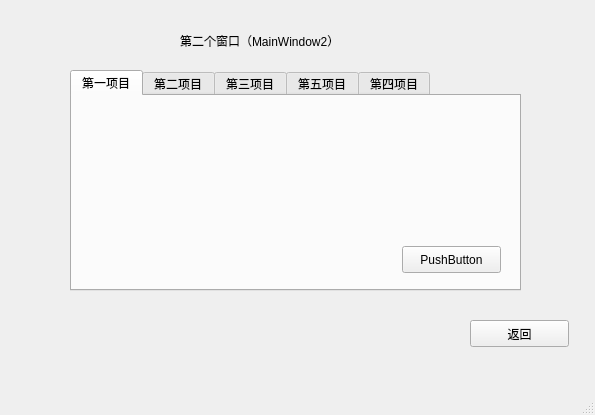
This is MainWindowdemo/mainwindow2.ui in 2353880253/QT-Project-New as Qt 5 draws it before an edit. The edited form follows.
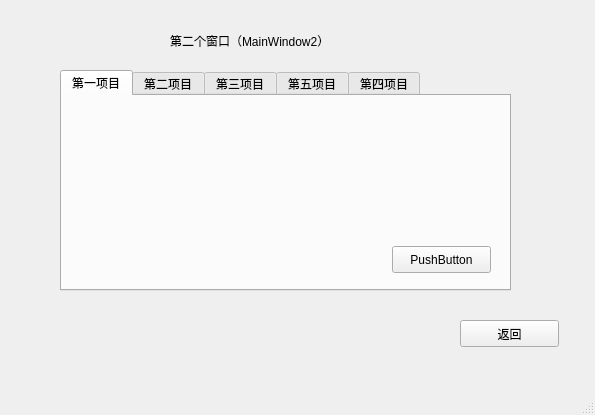
This is the edited form.

The edit to the form file:
```diff
--- a/MainWindowdemo/mainwindow2.ui
+++ b/MainWindowdemo/mainwindow2.ui
@@ -14,36 +14,10 @@
    <string>MainWindow</string>
   </property>
   <widget class="QWidget" name="centralwidget">
-   <widget class="QPushButton" name="pushButton_1">
-    <property name="geometry">
-     <rect>
-      <x>470</x>
-      <y>320</y>
-      <width>99</width>
-      <height>27</height>
-     </rect>
-    </property>
-    <property name="text">
-     <string>返回</string>
-    </property>
-   </widget>
-   <widget class="QLabel" name="label">
-    <property name="geometry">
-     <rect>
-      <x>180</x>
-      <y>10</y>
-      <width>211</width>
-      <height>61</height>
-     </rect>
-    </property>
-    <property name="text">
-     <string>第二个窗口（MainWindow2）</string>
-    </property>
-   </widget>
    <widget class="QTabWidget" name="tabWidget">
     <property name="geometry">
      <rect>
-      <x>70</x>
+      <x>60</x>
       <y>70</y>
       <width>451</width>
       <height>221</height>
@@ -91,6 +65,32 @@
      </attribute>
     </widget>
    </widget>
+   <widget class="QLabel" name="label">
+    <property name="geometry">
+     <rect>
+      <x>170</x>
+      <y>10</y>
+      <width>211</width>
+      <height>61</height>
+     </rect>
+    </property>
+    <property name="text">
+     <string>第二个窗口（MainWindow2）</string>
+    </property>
+   </widget>
+   <widget class="QPushButton" name="pushButton_1">
+    <property name="geometry">
+     <rect>
+      <x>460</x>
+      <y>320</y>
+      <width>99</width>
+      <height>27</height>
+     </rect>
+    </property>
+    <property name="text">
+     <string>返回</string>
+    </property>
+   </widget>
   </widget>
   <widget class="QMenuBar" name="menubar">
    <property name="geometry">
```
